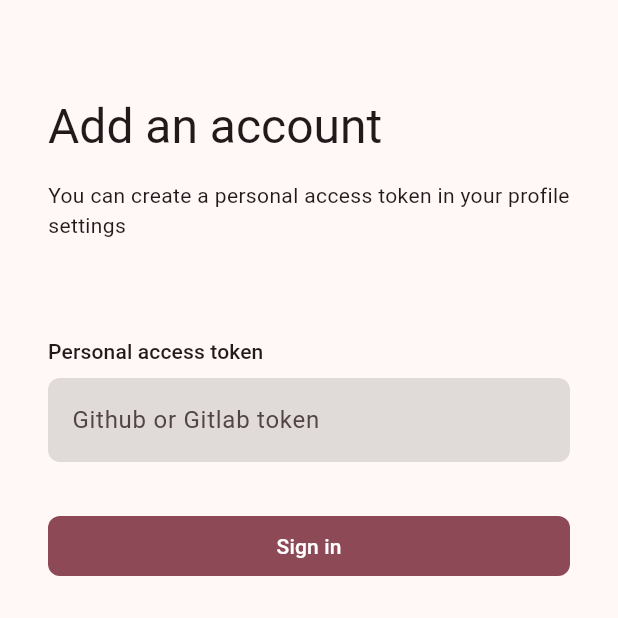
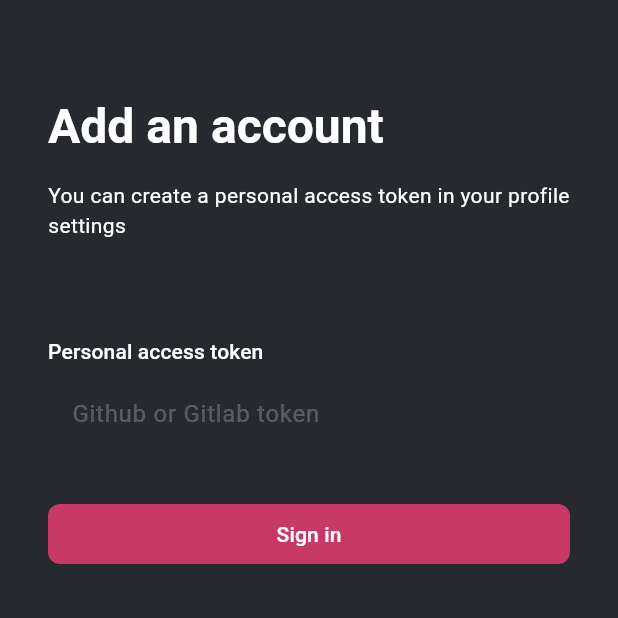
Before and after one commit to itmarck/gitspace, a Flutter app: the screen it shows after launch, on a phone screen of 412 x 824 dp, the top half of it. Run offline on Flutter 3.47's test engine with Material 3 defaults, Android fonts, the phone set to English and light mode, and no system bars.

Commit message:
Dark theme applied to the main widget

```diff
--- a/lib/main.dart
+++ b/lib/main.dart
@@ -1,21 +1,51 @@
 import 'package:flutter/material.dart';
+import 'package:gitspace/strings.dart';
 
 void main() {
-  runApp(const MyApp());
+  runApp(const Gitspace());
 }
 
-class MyApp extends StatelessWidget {
-  const MyApp({super.key});
+class Gitspace extends StatelessWidget {
+  const Gitspace({super.key});
 
   @override
   Widget build(BuildContext context) {
     return MaterialApp(
-      title: 'Gitspace',
-      theme: ThemeData(
-        colorScheme: ColorScheme.fromSeed(seedColor: Colors.pink),
+      title: Strings.title,
+      themeMode: ThemeMode.dark,
+      darkTheme: ThemeData(
         useMaterial3: true,
+        inputDecorationTheme: const InputDecorationTheme(
+          hintStyle: TextStyle(
+            color: Colors.white24,
+            fontWeight: FontWeight.normal,
           ),
-      home: const AddAccountPage(),
+        ),
+        colorScheme: const ColorScheme.dark(
+          primary: Color(0xFFC73966),
+          onPrimary: Colors.white,
+          background: Color(0xFF212429),
+          surface: Color(0xFF26292E),
+          brightness: Brightness.dark,
+        ),
+        textTheme: const TextTheme(
+          headlineLarge: TextStyle(fontWeight: FontWeight.bold),
+        ),
+        filledButtonTheme: FilledButtonThemeData(
+          style: ButtonStyle(
+            shape: MaterialStateProperty.all<RoundedRectangleBorder>(
+              const RoundedRectangleBorder(
+                borderRadius: BorderRadius.all(Radius.circular(8.0)),
+              ),
+            ),
+          ),
+        ),
+      ),
+      home: const Scaffold(
+        body: SafeArea(
+          child: AddAccountPage(),
+        ),
+      ),
     );
   }
 }
@@ -25,9 +55,7 @@
 
   @override
   Widget build(BuildContext context) {
-    return Scaffold(
-      body: SafeArea(
-        child: Column(
+    return Column(
       crossAxisAlignment: CrossAxisAlignment.stretch,
       children: [
         const SizedBox(height: 64.0),
@@ -41,15 +69,13 @@
         const SizedBox(height: 16.0),
         const Padding(
           padding: EdgeInsets.symmetric(horizontal: 32.0),
-              child: Text(
-                'You can create a personal access token in your profile settings',
-              ),
+          child: Text(Strings.addAccountPageDescription),
         ),
         const SizedBox(height: 64.0),
         Padding(
           padding: const EdgeInsets.symmetric(horizontal: 32.0),
           child: Text(
-                'Personal access token',
+            Strings.personalAccessToken,
             style: Theme.of(context).textTheme.labelLarge,
           ),
         ),
@@ -57,15 +83,18 @@
         Padding(
           padding: const EdgeInsets.symmetric(horizontal: 32.0),
           child: Container(
-                decoration: const BoxDecoration(
-                  color: Colors.black12,
-                  borderRadius: BorderRadius.all(Radius.circular(8.0)),
+            decoration: BoxDecoration(
+              color: Theme.of(context).colorScheme.surface,
+              borderRadius: const BorderRadius.all(Radius.circular(8.0)),
             ),
             child: const TextField(
               decoration: InputDecoration(
                 border: InputBorder.none,
-                    contentPadding: EdgeInsets.all(16.0),
-                    hintText: 'Github or Gitlab token',
+                contentPadding: EdgeInsets.symmetric(
+                  horizontal: 16.0,
+                  vertical: 8.0,
+                ),
+                hintText: Strings.personalAccessTokenHint,
               ),
             ),
           ),
@@ -75,21 +104,10 @@
           padding: const EdgeInsets.symmetric(horizontal: 32.0),
           child: FilledButton(
             onPressed: () => {},
-                style: ButtonStyle(
-                  shape: MaterialStateProperty.all<RoundedRectangleBorder>(
-                    const RoundedRectangleBorder(
-                      borderRadius: BorderRadius.all(
-                        Radius.circular(8.0),
-                      ),
-                    ),
-                  ),
-                ),
-                child: const Text('Sign in'),
+            child: const Text(Strings.signIn),
           ),
         )
       ],
-        ),
-      ),
     );
   }
 }
--- /dev/null
+++ b/lib/strings.dart
@@ -0,0 +1,8 @@
+class Strings {
+  static const String title = 'Gitspace';
+  static const String signIn = 'Sign in';
+  static const String addAccountPageTitle = 'Add an account';
+  static const String addAccountPageDescription = 'You can create a personal access token in your profile settings';
+  static const String personalAccessToken = 'Personal access token';
+  static const String personalAccessTokenHint = 'Github or Gitlab token';
+}
```
Also changed, not shown: 1 other file. Lines whose indentation alone changed are shown as unchanged.
